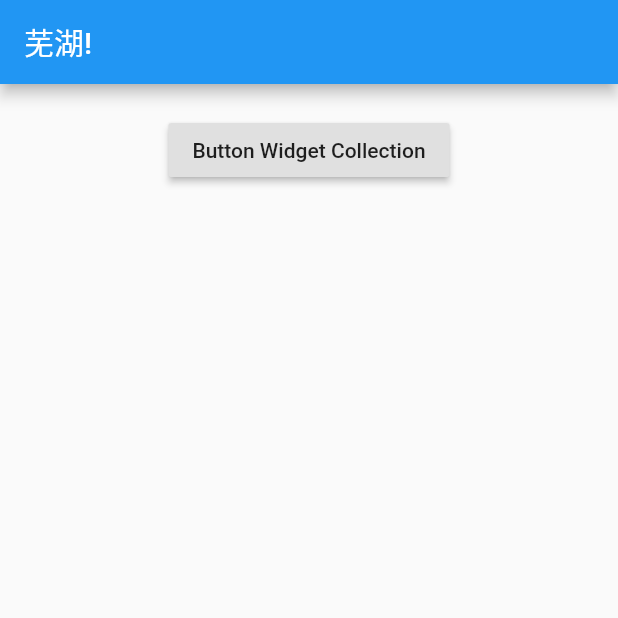
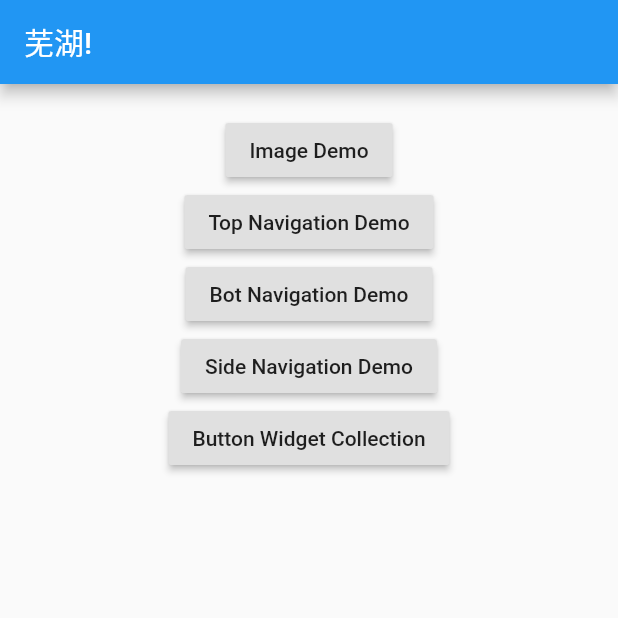
Before and after one commit to linbudu599/Dart-Praticing, a Flutter app: the screen it shows after launch, on a phone screen of 412 x 824 dp, the top half of it. Run offline on Flutter 3.47's test engine with Material 2 defaults, Android fonts, the phone set to English and light mode, and no system bars; our stand-ins replace cached_network_image, dio, graphql_flutter, image_picker, shared_preferences, sqflite and 1 more; missing offline and left inert: flutter_color_plugin; accounts and stored records are empty.

Commit message:
:sparkles: docs: navigation docs

```diff
--- a/app/lib/main.dart
+++ b/app/lib/main.dart
@@ -15,7 +15,7 @@ import "network/network.dart";
 import 'app/data-persistence.dart';
 import "./components/Form.dart";
 import "./components/Image.dart";
-import "./navigator/navigation_widget.dart";
+import "./navigator/navigation.dart";
 import "app/shared_prefer.dart";
 import "list/list.dart";
 import "list/list_refresh.dart";
@@ -79,8 +79,10 @@ class _DynamicThemeState extends State<DynamicTheme> {
         // "data_send_screen": (BuildContext context) => DataSend2NewScreen(),
         // "network_demo": (BuildContext context) => NetworkDemo(),
         // "form": (BuildContext context) => CustomForm(),
-        // "image": (BuildContext context) => ImageDemo(),
-        // "navigation_widget": (BuildContext context) => TopNavigationView(),
+        "image": (BuildContext context) => ImageDemo(),
+        "top_navigation": (BuildContext context) => TopNavigationView(),
+        "bot_navigation": (BuildContext context) => BotNavigationView(),
+        "side_navigation": (BuildContext context) => SideNavigationView(),
         // "shared_prefs": (BuildContext context) => SharedPreferencesDemo(),
         // "list": (BuildContext context) => ListDemo(),
         // "refresh_list": (BuildContext context) => RefreshList(),
@@ -136,10 +138,10 @@ class _RouterNavigatorState extends State<RouterNavigator> {
         //     "data_send_screen"),
         // _item("Network Demo", NetworkDemo(), "network_demo"),
         // _item("Form Demo", CustomForm(), "form"),
-        // _item("Image Demo", ImageDemo(), "image"),
-        // _item("Top Navigation Demo", TopNavigationView(), "navigation_widget"),
-        // _item("Bot Navigation Demo", BotNavigationView(), "navigation_widget"),
-        // _item("Side Navigation Demo", SideNavigationView(), "navigation_widget"),
+        _item("Image Demo", ImageDemo(), "image"),
+        _item("Top Navigation Demo", TopNavigationView(), "top_navigation"),
+        _item("Bot Navigation Demo", BotNavigationView(), "bot_navigation"),
+        _item("Side Navigation Demo", SideNavigationView(), "side_navigation"),
         // _item("Shared_Pref Demo", SharedPreferencesDemo(), "shared_prefs"),
         // _item("List Demo", ListDemo(), "list"),
         // _item("Refresh List Demo", RefreshList(), "refresh_list"),
```
Also changed, not shown: app/lib/components/Image.dart (+10 -4 lines), app/lib/navigator/navigation.dart (renamed from app/lib/navigator/navigation_widget.dart, +33 -22 lines), 1 other file.
